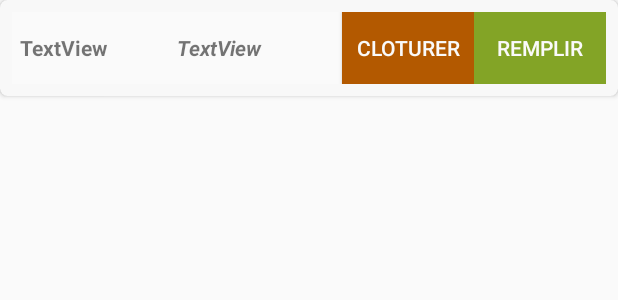
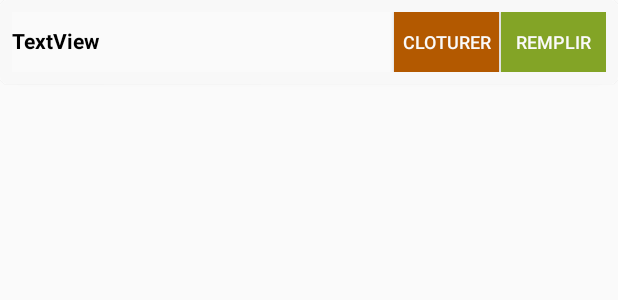
Before and after one commit to issaouifaten/wms, an Android app: the layout item_list_prelevement_colis.xml on its own in the app's theme, with its tools: preview values and no code run, on a phone screen of 412 x 824 dp. Shown: the top 300 px of the screen. Run offline under Robolectric (Android 15) with nearby library versions, the phone set to English and light mode, and no system bars; network calls fail.

Commit message:
fix sryle

```diff
--- a/app/src/main/res/layout/item_list_prelevement_colis.xml
+++ b/app/src/main/res/layout/item_list_prelevement_colis.xml
@@ -46,40 +46,40 @@
                         android:layout_height="wrap_content"
                         android:layout_weight="1"
                         android:gravity="fill_vertical"
-                        android:paddingLeft="5dp"
                         android:paddingTop="5dp"
                         android:text="TextView"
+                        android:textColor="@android:color/background_dark"
                         android:textStyle="bold" />
 
 
                     <TextView
                         android:id="@+id/tx_nom_client"
-                        android:layout_width="match_parent"
+                        android:layout_width="wrap_content"
                         android:layout_height="wrap_content"
                         android:layout_gravity="center"
-                        android:layout_weight="1"
 
-                        android:text="TextView"
                         android:textStyle="bold|italic" />
 
                     <Button
                         android:id="@+id/bt_cloture"
-                        android:layout_width="wrap_content"
-                        android:layout_height="wrap_content"
+                        android:layout_width="70dp"
+                        android:layout_height="40dp"
                         android:background="@color/colorPrimaryDark"
                         android:text="cloturer"
-                        android:textColor="@color/colortext" />
+                        android:textColor="@color/colortext"
+                        android:textSize="12sp" />
 
                     <Button
                         android:id="@+id/btplus"
-                        android:layout_width="wrap_content"
-                        android:layout_height="wrap_content"
+                        android:layout_width="70dp"
+                        android:layout_height="40dp"
 
 
+                        android:layout_marginLeft="1dp"
                         android:background="@color/colorValid"
                         android:text="remplir"
                         android:textColor="@color/colortext"
-                        android:textSize="14sp" />
+                        android:textSize="12sp" />
 
                     <Button
                         android:id="@+id/btdelete"
```
